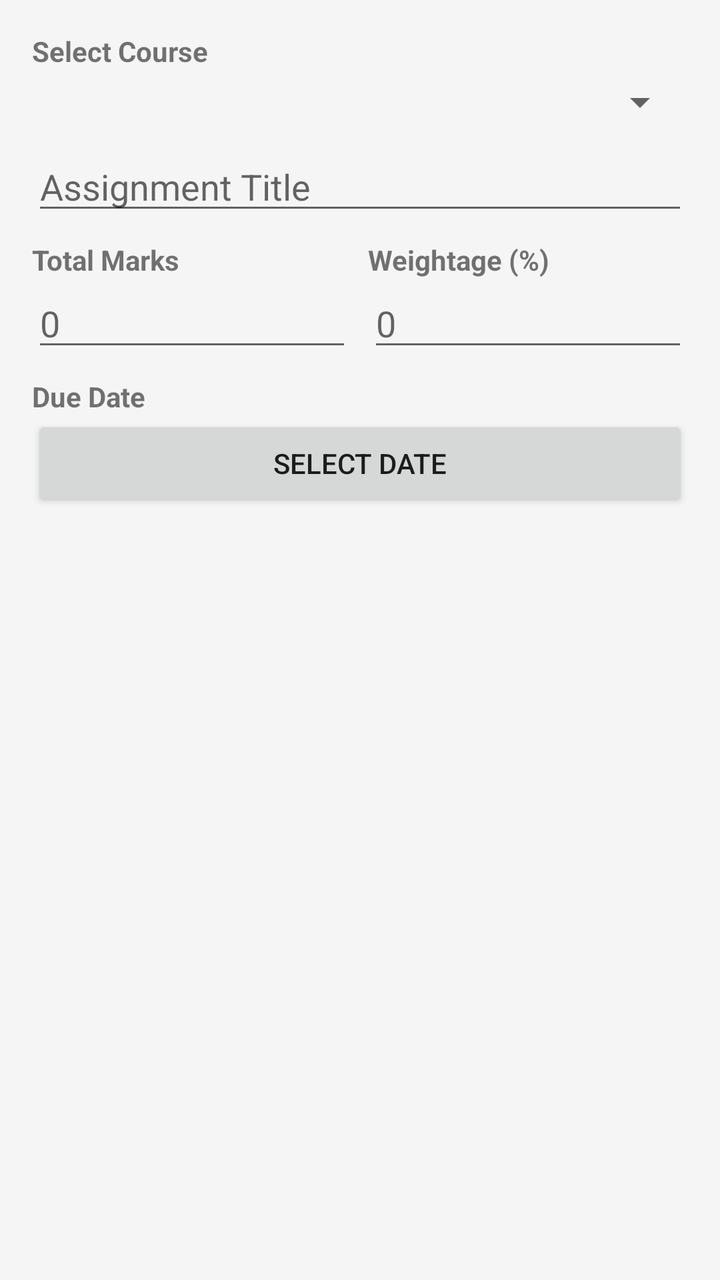
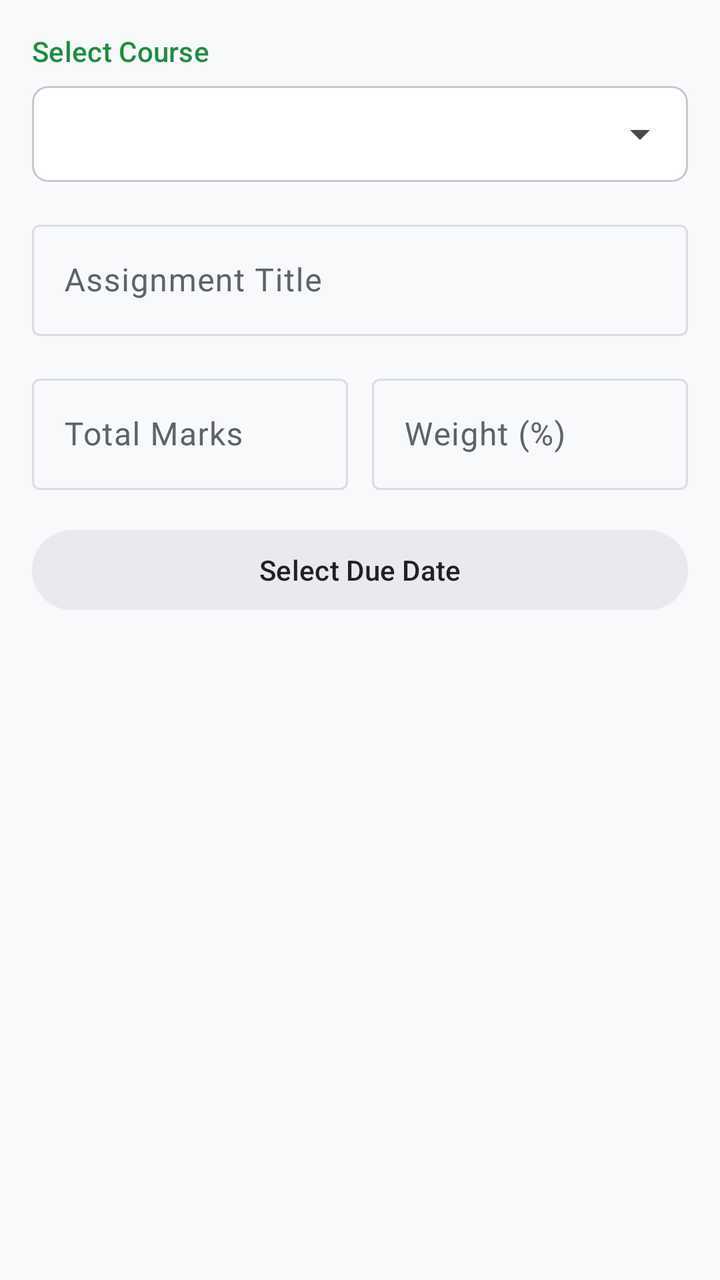

Before-and-after screenshots of an Android layout around one commit, followed by the original layout XML and the change that was made.
<!-- AndroidManifest.xml: application theme Theme.Studbuddy -->
<!-- res/layout/dialog_add_assignment.xml -->
<?xml version="1.0" encoding="utf-8"?>
<LinearLayout xmlns:android="http://schemas.android.com/apk/res/android"
    android:layout_width="match_parent"
    android:layout_height="wrap_content"
    android:orientation="vertical"
    android:padding="16dp">

    <TextView
        android:layout_width="wrap_content"
        android:layout_height="wrap_content"
        android:text="Select Course"
        android:textStyle="bold" />

    <Spinner
        android:id="@+id/spinnerCourses"
        android:layout_width="match_parent"
        android:layout_height="wrap_content"
        android:layout_marginTop="4dp" />

    <EditText
        android:id="@+id/etAssignmentTitle"
        android:layout_width="match_parent"
        android:layout_height="wrap_content"
        android:layout_marginTop="8dp"
        android:hint="Assignment Title"
        android:inputType="textCapSentences" />

    <LinearLayout
        android:layout_width="match_parent"
        android:layout_height="wrap_content"
        android:layout_marginTop="8dp"
        android:orientation="horizontal">

        <LinearLayout
            android:layout_width="0dp"
            android:layout_height="wrap_content"
            android:layout_weight="1"
            android:orientation="vertical">

            <TextView
                android:layout_width="wrap_content"
                android:layout_height="wrap_content"
                android:text="Total Marks"
                android:textStyle="bold" />

            <EditText
                android:id="@+id/etTotalMarks"
                android:layout_width="match_parent"
                android:layout_height="wrap_content"
                android:hint="0"
                android:inputType="numberDecimal" />
        </LinearLayout>

        <LinearLayout
            android:layout_width="0dp"
            android:layout_height="wrap_content"
            android:layout_marginStart="8dp"
            android:layout_weight="1"
            android:orientation="vertical">

            <TextView
                android:layout_width="wrap_content"
                android:layout_height="wrap_content"
                android:text="Weightage (%)"
                android:textStyle="bold" />

            <EditText
                android:id="@+id/etWeightage"
                android:layout_width="match_parent"
                android:layout_height="wrap_content"
                android:hint="0"
                android:inputType="numberDecimal" />
        </LinearLayout>
    </LinearLayout>

    <LinearLayout
        android:id="@+id/layoutObtainedMarks"
        android:layout_width="match_parent"
        android:layout_height="wrap_content"
        android:layout_marginTop="8dp"
        android:orientation="vertical"
        android:visibility="gone">

        <TextView
            android:layout_width="wrap_content"
            android:layout_height="wrap_content"
            android:text="Obtained Marks"
            android:textStyle="bold" />

        <EditText
            android:id="@+id/etObtainedMarks"
            android:layout_width="match_parent"
            android:layout_height="wrap_content"
            android:hint="Enter marks"
            android:inputType="numberDecimal" />
    </LinearLayout>

    <TextView
        android:layout_width="wrap_content"
        android:layout_height="wrap_content"
        android:layout_marginTop="8dp"
        android:text="Due Date"
        android:textStyle="bold" />

    <Button
        android:id="@+id/btnDueDate"
        android:layout_width="match_parent"
        android:layout_height="wrap_content"
        android:text="Select Date" />

</LinearLayout>
<!-- resources referenced by this layout -->
<resources>
  <style name="Theme.Studbuddy" parent="Theme.AppCompat.Light.NoActionBar">
          
          <item name="colorPrimary">@color/colorPrimary</item>
          <item name="colorPrimaryDark">@color/colorPrimaryDark</item>
          <item name="colorAccent">@color/colorAccent</item>
          
          <item name="android:windowBackground">@color/colorBackground</item>
      </style>
  <color name="colorPrimary">#1565C0</color>
  <color name="colorPrimaryDark">#003c8f</color>
  <color name="colorAccent">#42A5F5</color>
  <color name="colorBackground">#F5F5F5</color>
</resources>

<!-- the commit's change to res/layout/dialog_add_assignment.xml (unified diff, before → after) -->
@@ -1,5 +1,6 @@
 <?xml version="1.0" encoding="utf-8"?>
 <LinearLayout xmlns:android="http://schemas.android.com/apk/res/android"
+    xmlns:app="http://schemas.android.com/apk/res-auto"
     android:layout_width="match_parent"
     android:layout_height="wrap_content"
     android:orientation="vertical"
@@ -9,103 +10,101 @@
         android:layout_width="wrap_content"
         android:layout_height="wrap_content"
         android:text="Select Course"
-        android:textStyle="bold" />
+        android:textAppearance="?attr/textAppearanceTitleSmall"
+        android:textColor="?attr/colorPrimary" />
 
-    <Spinner
-        android:id="@+id/spinnerCourses"
-        android:layout_width="match_parent"
-        android:layout_height="wrap_content"
-        android:layout_marginTop="4dp" />
-
-    <EditText
-        android:id="@+id/etAssignmentTitle"
+    <com.google.android.material.card.MaterialCardView
         android:layout_width="match_parent"
         android:layout_height="wrap_content"
         android:layout_marginTop="8dp"
+        style="?attr/materialCardViewOutlinedStyle"
+        app:cardCornerRadius="8dp">
+
+        <Spinner
+            android:id="@+id/spinnerCourses"
+            android:layout_width="match_parent"
+            android:layout_height="wrap_content"
+            android:minHeight="48dp" />
+    </com.google.android.material.card.MaterialCardView>
+
+    <com.google.android.material.textfield.TextInputLayout
+        android:layout_width="match_parent"
+        android:layout_height="wrap_content"
+        android:layout_marginTop="16dp"
         android:hint="Assignment Title"
-        android:inputType="textCapSentences" />
+        style="@style/Widget.Material3.TextInputLayout.OutlinedBox">
+
+        <com.google.android.material.textfield.TextInputEditText
+            android:id="@+id/etAssignmentTitle"
+            android:layout_width="match_parent"
+            android:layout_height="wrap_content"
+            android:inputType="textCapSentences" />
+    </com.google.android.material.textfield.TextInputLayout>
 
     <LinearLayout
         android:layout_width="match_parent"
         android:layout_height="wrap_content"
-        android:layout_marginTop="8dp"
+        android:layout_marginTop="16dp"
         android:orientation="horizontal">
 
-        <LinearLayout
+        <com.google.android.material.textfield.TextInputLayout
             android:layout_width="0dp"
             android:layout_height="wrap_content"
             android:layout_weight="1"
-            android:orientation="vertical">
+            android:hint="Total Marks"
+            style="@style/Widget.Material3.TextInputLayout.OutlinedBox">
 
-            <TextView
-                android:layout_width="wrap_content"
-                android:layout_height="wrap_content"
-                android:text="Total Marks"
-                android:textStyle="bold" />
-
-            <EditText
+            <com.google.android.material.textfield.TextInputEditText
                 android:id="@+id/etTotalMarks"
                 android:layout_width="match_parent"
                 android:layout_height="wrap_content"
-                android:hint="0"
                 android:inputType="numberDecimal" />
-        </LinearLayout>
+        </com.google.android.material.textfield.TextInputLayout>
 
-        <LinearLayout
+        <com.google.android.material.textfield.TextInputLayout
             android:layout_width="0dp"
             android:layout_height="wrap_content"
-            android:layout_marginStart="8dp"
             android:layout_weight="1"
-            android:orientation="vertical">
+            android:layout_marginStart="12dp"
+            android:hint="Weight (%)"
+            style="@style/Widget.Material3.TextInputLayout.OutlinedBox">
 
-            <TextView
-                android:layout_width="wrap_content"
-                android:layout_height="wrap_content"
-                android:text="Weightage (%)"
-                android:textStyle="bold" />
-
-            <EditText
+            <com.google.android.material.textfield.TextInputEditText
                 android:id="@+id/etWeightage"
                 android:layout_width="match_parent"
                 android:layout_height="wrap_content"
-                android:hint="0"
                 android:inputType="numberDecimal" />
-        </LinearLayout>
+        </com.google.android.material.textfield.TextInputLayout>
     </LinearLayout>
 
     <LinearLayout
         android:id="@+id/layoutObtainedMarks"
         android:layout_width="match_parent"
         android:layout_height="wrap_content"
-        android:layout_marginTop="8dp"
+        android:layout_marginTop="16dp"
         android:orientation="vertical"
         android:visibility="gone">
 
-        <TextView
-            android:layout_width="wrap_content"
-            android:layout_height="wrap_content"
-            android:text="Obtained Marks"
-            android:textStyle="bold" />
-
-        <EditText
-            android:id="@+id/etObtainedMarks"
+        <com.google.android.material.textfield.TextInputLayout
             android:layout_width="match_parent"
             android:layout_height="wrap_content"
-            android:hint="Enter marks"
-            android:inputType="numberDecimal" />
+            android:hint="Obtained Marks"
+            style="@style/Widget.Material3.TextInputLayout.OutlinedBox">
+
+            <com.google.android.material.textfield.TextInputEditText
+                android:id="@+id/etObtainedMarks"
+                android:layout_width="match_parent"
+                android:layout_height="wrap_content"
+                android:inputType="numberDecimal" />
+        </com.google.android.material.textfield.TextInputLayout>
     </LinearLayout>
 
-    <TextView
-        android:layout_width="wrap_content"
-        android:layout_height="wrap_content"
-        android:layout_marginTop="8dp"
-        android:text="Due Date"
-        android:textStyle="bold" />
-
-    <Button
+    <com.google.android.material.button.MaterialButton
         android:id="@+id/btnDueDate"
         android:layout_width="match_parent"
         android:layout_height="wrap_content"
-        android:text="Select Date" />
+        android:layout_marginTop="16dp"
+        style="@style/Widget.Material3.Button.TonalButton"
+        android:text="Select Due Date" />
 
 </LinearLayout>
<!-- resource entries referenced after the edit -->
@@ -1,16 +1,58 @@
 <!-- resources referenced by this layout -->
 <resources>
-  <style name="Theme.Studbuddy" parent="Theme.AppCompat.Light.NoActionBar">
+  <style name="Theme.Studbuddy" parent="Theme.Material3.DayNight.NoActionBar">
           
-          <item name="colorPrimary">@color/colorPrimary</item>
-          <item name="colorPrimaryDark">@color/colorPrimaryDark</item>
-          <item name="colorAccent">@color/colorAccent</item>
+          <item name="colorPrimary">@color/md_theme_light_primary</item>
+          <item name="colorOnPrimary">@color/md_theme_light_onPrimary</item>
+          <item name="colorPrimaryContainer">@color/md_theme_light_primaryContainer</item>
+          <item name="colorOnPrimaryContainer">@color/md_theme_light_onPrimaryContainer</item>
+          <item name="colorSecondary">@color/md_theme_light_secondary</item>
+          <item name="colorOnSecondary">@color/md_theme_light_onSecondary</item>
+          <item name="colorSecondaryContainer">@color/md_theme_light_secondaryContainer</item>
+          <item name="colorOnSecondaryContainer">@color/md_theme_light_onSecondaryContainer</item>
+          <item name="colorTertiary">@color/md_theme_light_tertiary</item>
+          <item name="colorOnTertiary">@color/md_theme_light_onTertiary</item>
+          <item name="colorTertiaryContainer">@color/md_theme_light_tertiaryContainer</item>
+          <item name="colorOnTertiaryContainer">@color/md_theme_light_onTertiaryContainer</item>
+          <item name="colorError">@color/md_theme_light_error</item>
+          <item name="colorOnError">@color/md_theme_light_onError</item>
+          <item name="colorErrorContainer">@color/md_theme_light_errorContainer</item>
+          <item name="colorOnErrorContainer">@color/md_theme_light_onErrorContainer</item>
+          <item name="android:windowBackground">@color/md_theme_light_background</item>
+          <item name="colorOutline">@color/md_theme_light_outline</item>
+          <item name="colorSurfaceVariant">@color/md_theme_light_surfaceVariant</item>
+          <item name="colorOnSurfaceVariant">@color/md_theme_light_onSurfaceVariant</item>
+          <item name="colorSurface">@color/md_theme_light_surface</item>
+          <item name="colorOnSurface">@color/md_theme_light_onSurface</item>
+  
           
-          <item name="android:windowBackground">@color/colorBackground</item>
+          <item name="headerBackground">?attr/colorSurface</item>
+          <item name="headerTextColor">?attr/colorOnSurface</item>
+  
+          
+          <item name="materialCardViewStyle">@style/Widget.Material3.CardView.Outlined</item>
       </style>
-  <color name="colorPrimary">#1565C0</color>
-  <color name="colorPrimaryDark">#003c8f</color>
-  <color name="colorAccent">#42A5F5</color>
-  <color name="colorBackground">#F5F5F5</color>
+  <color name="md_theme_light_primary">#1E8E3E</color>
+  <color name="md_theme_light_onPrimary">#FFFFFF</color>
+  <color name="md_theme_light_primaryContainer">#E6F4EA</color>
+  <color name="md_theme_light_onPrimaryContainer">#0D652D</color>
+  <color name="md_theme_light_secondary">#5F6368</color>
+  <color name="md_theme_light_onSecondary">#FFFFFF</color>
+  <color name="md_theme_light_secondaryContainer">#E8EAED</color>
+  <color name="md_theme_light_onSecondaryContainer">#202124</color>
+  <color name="md_theme_light_tertiary">#1967D2</color>
+  <color name="md_theme_light_onTertiary">#FFFFFF</color>
+  <color name="md_theme_light_tertiaryContainer">#E8F0FE</color>
+  <color name="md_theme_light_onTertiaryContainer">#174EA6</color>
+  <color name="md_theme_light_error">#D93025</color>
+  <color name="md_theme_light_onError">#FFFFFF</color>
+  <color name="md_theme_light_errorContainer">#FCE8E6</color>
+  <color name="md_theme_light_onErrorContainer">#A50E0E</color>
+  <color name="md_theme_light_background">#F8F9FA</color>
+  <color name="md_theme_light_outline">#DADCE0</color>
+  <color name="md_theme_light_surfaceVariant">#F1F3F4</color>
+  <color name="md_theme_light_onSurfaceVariant">#5F6368</color>
+  <color name="md_theme_light_surface">#FFFFFF</color>
+  <color name="md_theme_light_onSurface">#202124</color>
 </resources>
 
